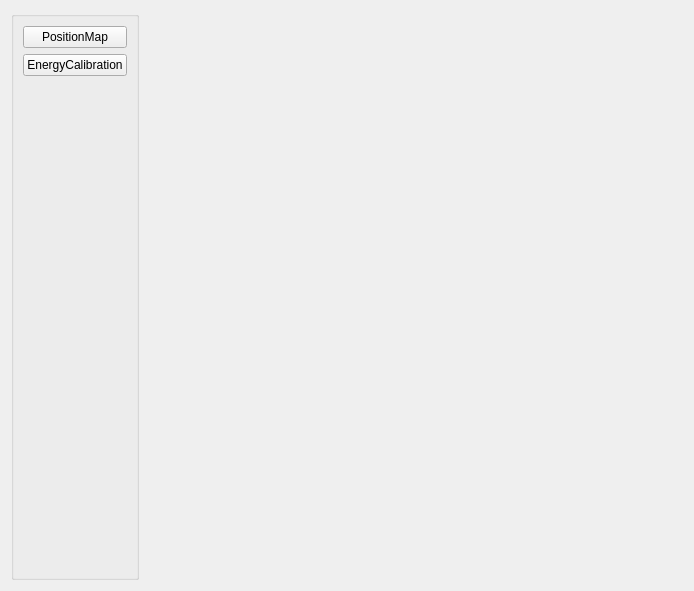
h378915980/client, file ui/maincalibration.ui: the form before one commit.
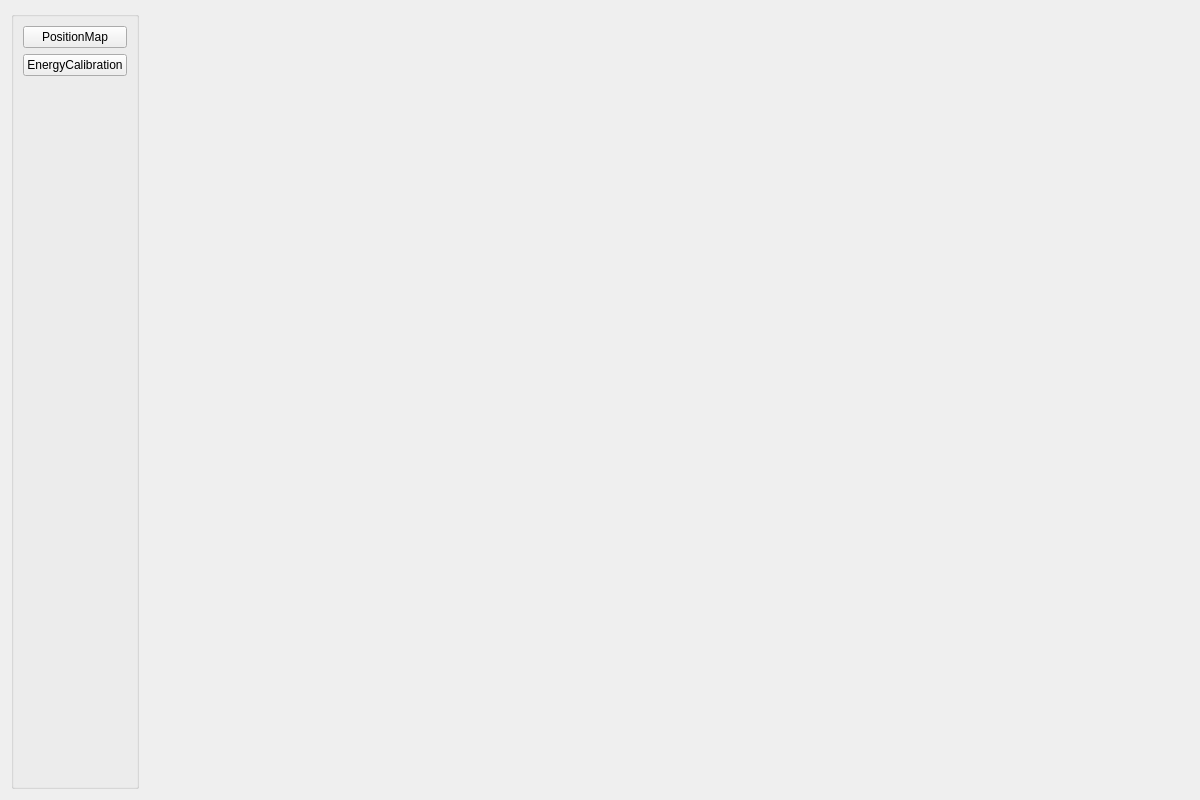
The form after the commit.

Commit message: fix(positionMap): fix window is too small and show position table more clearly

What changed in the file:
```diff
--- a/ui/maincalibration.ui
+++ b/ui/maincalibration.ui
@@ -6,8 +6,8 @@
    <rect>
     <x>0</x>
     <y>0</y>
-    <width>694</width>
-    <height>591</height>
+    <width>1200</width>
+    <height>800</height>
    </rect>
   </property>
   <property name="windowTitle">
@@ -57,21 +57,7 @@
     </widget>
    </item>
    <item>
-    <layout class="QVBoxLayout" name="verticalLayout_2">
-     <item>
-      <spacer name="horizontalSpacer">
-       <property name="orientation">
-        <enum>Qt::Horizontal</enum>
-       </property>
-       <property name="sizeHint" stdset="0">
-        <size>
-         <width>40</width>
-         <height>20</height>
-        </size>
-       </property>
-      </spacer>
-     </item>
-    </layout>
+    <layout class="QVBoxLayout" name="verticalLayout_2"/>
    </item>
   </layout>
  </widget>
```
The commit also changes 6 other files.
